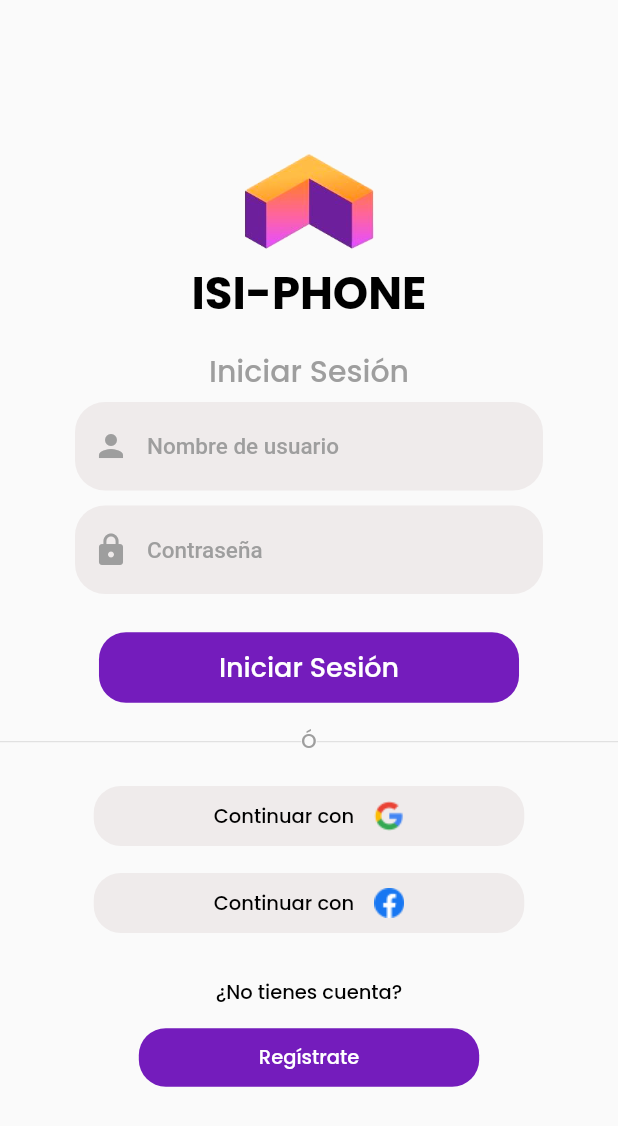
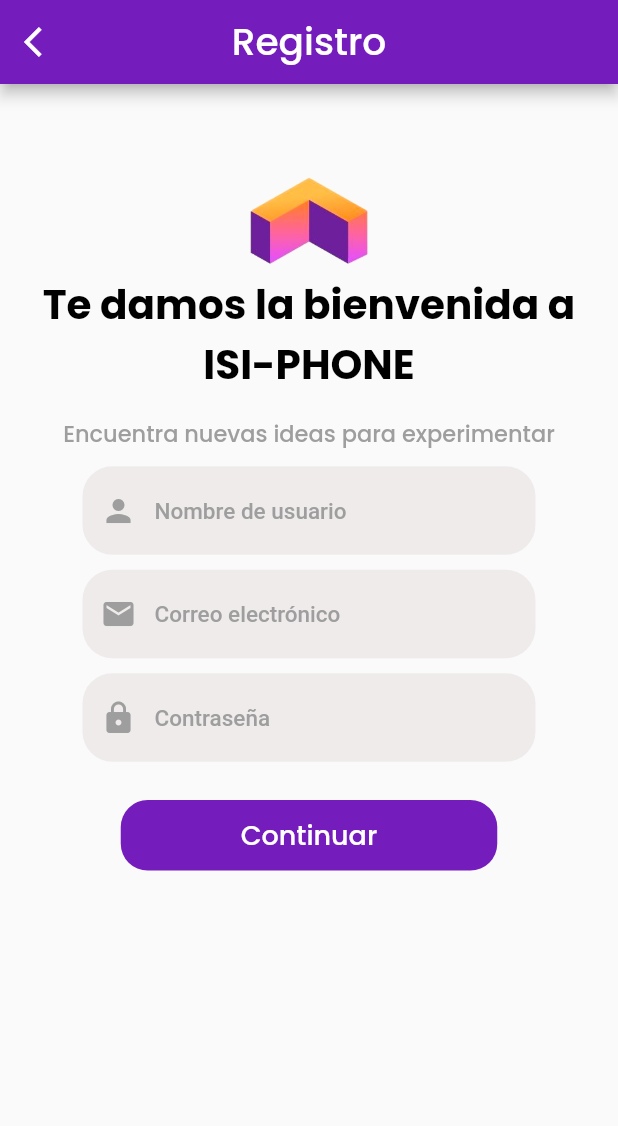
Before and after one commit to JocelynLlamas/logInMaqueta, a Flutter app: the screen it shows after launch, after a tap on "Regístrate", on a phone screen of 412 x 824 dp. Shown: the top 1126 px of the screen. Run offline on Flutter 3.47's test engine with Material 2 defaults, Android fonts, the phone set to English and light mode, and no system bars; our stand-ins replace google_fonts.

Commit message:
segundo commit

```diff
--- a/lib/main.dart
+++ b/lib/main.dart
@@ -2,6 +2,7 @@ import 'package:flutter/cupertino.dart';
 import 'package:flutter/material.dart';
 import 'package:flutter/widgets.dart';
 import 'package:google_fonts/google_fonts.dart';
+import 'package:maquetacion/pages/registro.dart';
 
 void main() {
   runApp(const MyApp());
@@ -33,18 +34,18 @@ class _HomeState extends State<Home> {
 
     return Scaffold(
 
-      body: cuerpo(),
+      body: cuerpo(context),
     );
   }
 }
 
-Widget cuerpo(){
-  return Container(
-
+Widget cuerpo(BuildContext context){
+  return SingleChildScrollView(
     child: Center(
         child: Column(
           mainAxisAlignment: MainAxisAlignment.center,
           children: <Widget>[
+            const SizedBox(height: 80),
             logo(),
             nombre(),
             const SizedBox(height: 15),
@@ -56,12 +57,8 @@ Widget cuerpo(){
             const SizedBox(height: 16),
             separacion(),
             const SizedBox(height: 16),
-          botonGoogle(),
-          const SizedBox(height: 10),
-          botonFacebook(),
-          const SizedBox(height: 16),
             noTienesCuentaTxt(),
-          botonRegistro(),
+            botonRegistro(context),
           ],
         )
     ),
@@ -200,64 +197,12 @@ Widget separacion(){
         style: GoogleFonts.poppins(
           textStyle: const TextStyle(
             color: Colors.grey,
-            fontSize: 13.0,
+            fontSize: 15.0,
             fontWeight: FontWeight.w500,
           ),),
       ),
       Expanded(child: Divider()),
     ],
-  );
-}
-
-Widget botonGoogle(){
-  return FlatButton(
-    shape: RoundedRectangleBorder(
-      borderRadius: BorderRadius.circular(18.0),
-    ),
-    color: Color.fromRGBO(239, 235, 235, 1),
-    padding: const EdgeInsets.symmetric(horizontal: 80, vertical: 10),
-    onPressed: (){},
-    child: Row(
-      mainAxisSize: MainAxisSize.min, //PARA QUE NO SE VEA TAN GRANDE
-      children: [
-        Text("Continuar con ",
-          style: GoogleFonts.poppins(
-            textStyle: const TextStyle(
-              color: Colors.black,
-              fontSize: 13.0,
-              fontWeight: FontWeight.w500,
-            ),),
-        ),
-        SizedBox(width: 10),
-        Image.asset("images/Logo Google.png")
-      ],
-    ),
-  );
-}
-
-Widget botonFacebook(){
-  return FlatButton(
-    shape: RoundedRectangleBorder(
-      borderRadius: BorderRadius.circular(18.0),
-    ),
-    color: Color.fromRGBO(239, 235, 235, 1),
-    padding: const EdgeInsets.symmetric(horizontal: 80, vertical: 10),
-    onPressed: (){},
-    child: Row(
-      mainAxisSize: MainAxisSize.min, //PARA QUE NO SE VEA TAN GRANDE
-      children: [
-        Text("Continuar con ",
-          style: GoogleFonts.poppins(
-            textStyle: const TextStyle(
-              color: Colors.black,
-              fontSize: 13.0,
-              fontWeight: FontWeight.w500,
-            ),),
-        ),
-        SizedBox(width: 10),
-        Image.asset("images/Logo Fb.png")
-      ],
-    ),
   );
 }
 
@@ -270,27 +215,32 @@ Widget noTienesCuentaTxt(){
 
         textStyle: const TextStyle(
           color: Colors.black,
-          fontSize: 13.0,
+          fontSize: 17.0,
           fontWeight: FontWeight.w500,
         ),),
     ),
   );
 }
 
-Widget botonRegistro(){
+Widget botonRegistro(BuildContext context){
   return FlatButton(
     shape: RoundedRectangleBorder(
       borderRadius: BorderRadius.circular(18.0),
     ),
     color: Color.fromRGBO(116,28,188,1),
     padding: const EdgeInsets.symmetric(horizontal: 80, vertical: 10),
-    onPressed: (){},
+    onPressed: ()=>{
+      Navigator.push(
+          context,
+        MaterialPageRoute(builder: (context)=> const Registro()),
+      )
+    },
     child: Text("Regístrate",
 
       style: GoogleFonts.poppins(
         textStyle: const TextStyle(
           color: Colors.white,
-          fontSize: 13.0,
+          fontSize: 17.0,
           fontWeight: FontWeight.w500,
         ),),
     ),
--- /dev/null
+++ b/lib/pages/registro.dart
@@ -0,0 +1,215 @@
+import 'package:flutter/material.dart';
+import 'package:google_fonts/google_fonts.dart';
+
+class Registro extends StatelessWidget {
+  const Registro({Key? key}) : super(key: key);
+
+  // This widget is the root of your application.
+  @override
+  Widget build(BuildContext context) {
+    return Scaffold(
+      appBar: AppBar(
+        title: Text("Registro",
+          style: GoogleFonts.poppins(
+            textStyle: const TextStyle(
+              color: Colors.white,
+              fontSize: 25.0,
+              fontWeight: FontWeight.w500,
+            ),),
+        ),
+        centerTitle: true,
+        backgroundColor: Color.fromRGBO(116,28,188,1),
+        leading: IconButton(
+            icon: Icon(Icons.arrow_back_ios),
+            onPressed: ()=>{
+              Navigator.pop(context)
+            },
+        ),
+      ),
+      body: cuerpo(context),
+    );
+  }
+}
+
+Widget cuerpo(BuildContext context){
+  return SingleChildScrollView(
+    child: Center(
+      child: Padding(
+        padding: const EdgeInsets.all(5.0),
+          child: Column(
+            mainAxisAlignment: MainAxisAlignment.center,
+            children: <Widget>[
+              const SizedBox(height: 50),
+              logo(),
+              titulo(),
+              const SizedBox(height: 15),
+              texto(),
+              const SizedBox(height: 5),
+              campoUsuario(),
+              campoEmail(),
+              campoPassword(),
+              const SizedBox(height: 20),
+              botonContinuar(),
+            ],
+          ),
+      ),
+    ),
+  );
+}
+
+Widget logo(){
+  return Container(
+    padding: const EdgeInsets.symmetric(horizontal: 150, vertical: 5),
+    child: Image.asset('images/Logo Icono.png'),
+
+  );
+}
+
+Widget titulo(){
+  return Text("Te damos la bienvenida a ISI-PHONE",
+
+    style: GoogleFonts.poppins(
+      textStyle: const TextStyle(
+
+        color: Colors.black,
+        fontSize: 27.0,
+        fontWeight: FontWeight.bold,
+
+      ),),
+    textAlign: TextAlign.center,
+  );
+}
+
+Widget texto(){
+  return Container(
+    // padding: const EdgeInsets.symmetric(horizontal: 10, vertical: 5),
+    child: Text("Encuentra nuevas ideas para experimentar",
+
+      style: GoogleFonts.poppins(
+
+        textStyle: const TextStyle(
+          color: Colors.grey,
+          fontSize: 15.0,
+          fontWeight: FontWeight.w500,
+        ),),
+      textAlign: TextAlign.center,
+    ),
+  );
+}
+
+Widget campoUsuario(){
+  return Container(
+    padding: const EdgeInsets.symmetric(horizontal: 50, vertical: 5), //TAMAÑO DE LA CAJA DE NOMBRE DE USUARIO
+
+    child: const TextField(
+      decoration: InputDecoration(
+        prefixIcon: Icon(Icons.person, color: Colors.grey),
+        enabledBorder: OutlineInputBorder(
+          borderRadius: BorderRadius.all(Radius.circular(20.0)),
+          borderSide: BorderSide(
+            color: Colors.transparent,
+          ),
+        ),
+        focusedBorder: OutlineInputBorder(
+          borderRadius: BorderRadius.all(Radius.circular(20.0)),
+          borderSide: BorderSide(
+            color: Color.fromRGBO(239, 235, 235, 1),
+            width: 3.0,
+          ),
+        ),
+        hintText: "Nombre de usuario",
+        fillColor: Color.fromRGBO(239, 235, 235, 1),
+        filled: true,
+        hintStyle: TextStyle(color: Colors.grey,
+          fontSize: 15.0,
+          fontWeight: FontWeight.w500,
+        ),
+      ),
+    ),
+  );
+}
+
+Widget campoEmail(){
+  return Container(
+    padding: const EdgeInsets.symmetric(horizontal: 50, vertical: 5), //TAMAÑO DE LA CAJA DE NOMBRE DE USUARIO
+
+    child: const TextField(
+      decoration: InputDecoration(
+        prefixIcon: Icon(Icons.email, color: Colors.grey),
+        enabledBorder: OutlineInputBorder(
+          borderRadius: BorderRadius.all(Radius.circular(20.0)),
+          borderSide: BorderSide(
+            color: Colors.transparent,
+          ),
+        ),
+        focusedBorder: OutlineInputBorder(
+          borderRadius: BorderRadius.all(Radius.circular(20.0)),
+          borderSide: BorderSide(
+            color: Color.fromRGBO(239, 235, 235, 1),
+            width: 3.0,
+          ),
+        ),
+        hintText: "Correo electrónico",
+        fillColor: Color.fromRGBO(239, 235, 235, 1),
+        filled: true,
+        hintStyle: TextStyle(color: Colors.grey,
+          fontSize: 15.0,
+          fontWeight: FontWeight.w500,
+        ),
+      ),
+    ),
+  );
+}
+
+Widget campoPassword(){
+  return Container(
+    padding: const EdgeInsets.symmetric(horizontal: 50, vertical: 5), //TAMAÑO DE LA CAJA DE NOMBRE DE USUARIO
+
+    child: const TextField(
+      obscureText: true,
+      decoration: InputDecoration(
+        prefixIcon: Icon(Icons.lock, color: Colors.grey),
+        enabledBorder: OutlineInputBorder(
+          borderRadius: BorderRadius.all(Radius.circular(20.0)),
+          borderSide: BorderSide(
+            color: Colors.transparent,
+          ),
+        ),
+        focusedBorder: OutlineInputBorder(
+          borderRadius: BorderRadius.all(Radius.circular(20.0)),
+          borderSide: BorderSide(
+            color: Color.fromRGBO(239, 235, 235, 1),
+            width: 3.0,
+          ),
+        ),
+        hintText: "Contraseña",
+        fillColor: Color.fromRGBO(239, 235, 235, 1),
+        filled: true,
+        hintStyle: TextStyle(color: Colors.grey,
+          fontSize: 15.0,
+          fontWeight: FontWeight.w500,
+        ),
+      ),
+    ),
+  );
+}
+
+Widget botonContinuar(){
+  return FlatButton(
+    shape: RoundedRectangleBorder(
+      borderRadius: BorderRadius.circular(18.0),
+    ),
+    color: Color.fromRGBO(116,28,188,1),
+    padding: const EdgeInsets.symmetric(horizontal: 80, vertical: 10),
+    onPressed: (){},
+    child: Text("Continuar",
+
+      style: GoogleFonts.poppins(
+        textStyle: const TextStyle(
+          color: Colors.white,
+          fontSize: 18.0,
+          fontWeight: FontWeight.w500,
+        ),),
+    ),
+  );
+}
```
Lines whose indentation alone changed are shown as unchanged.
